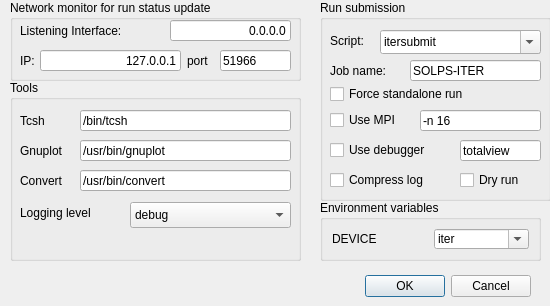
LeCAD-PEG/SOLPS-GUI, file src/gui/preferences.ui: the form before one commit.
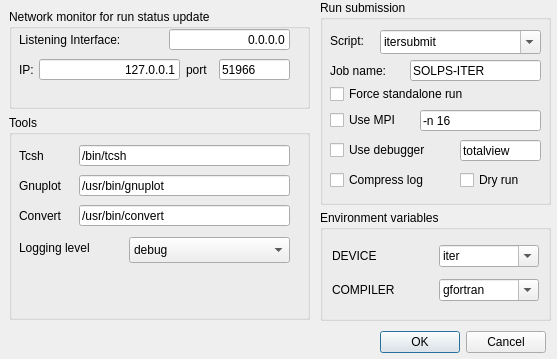
The form after the commit.

```diff
--- a/src/gui/preferences.ui
+++ b/src/gui/preferences.ui
@@ -9,8 +9,8 @@
    <rect>
     <x>0</x>
     <y>0</y>
-    <width>550</width>
-    <height>306</height>
+    <width>557</width>
+    <height>359</height>
    </rect>
   </property>
   <property name="windowTitle">
@@ -19,29 +19,13 @@
   <property name="modal">
    <bool>true</bool>
   </property>
-  <widget class="QDialogButtonBox" name="buttonBox">
-   <property name="geometry">
-    <rect>
-     <x>300</x>
-     <y>270</y>
-     <width>231</width>
-     <height>32</height>
-    </rect>
-   </property>
-   <property name="orientation">
-    <enum>Qt::Horizontal</enum>
-   </property>
-   <property name="standardButtons">
-    <set>QDialogButtonBox::Cancel|QDialogButtonBox::Ok</set>
-   </property>
-  </widget>
   <widget class="QGroupBox" name="groupBox">
    <property name="geometry">
     <rect>
-     <x>10</x>
-     <y>0</y>
-     <width>291</width>
-     <height>81</height>
+     <x>9</x>
+     <y>9</y>
+     <width>301</width>
+     <height>100</height>
     </rect>
    </property>
    <property name="title">
@@ -177,7 +161,7 @@
      <x>320</x>
      <y>0</y>
      <width>231</width>
-     <height>201</height>
+     <height>205</height>
     </rect>
    </property>
    <property name="title">
@@ -403,10 +387,10 @@
   <widget class="QGroupBox" name="groupBox_3">
    <property name="geometry">
     <rect>
-     <x>10</x>
-     <y>80</y>
-     <width>291</width>
-     <height>181</height>
+     <x>9</x>
+     <y>115</y>
+     <width>301</width>
+     <height>205</height>
     </rect>
    </property>
    <property name="title">
@@ -555,20 +539,30 @@
    <property name="geometry">
     <rect>
      <x>320</x>
-     <y>200</y>
-     <width>221</width>
-     <height>61</height>
+     <y>210</y>
+     <width>231</width>
+     <height>111</height>
     </rect>
    </property>
    <property name="title">
     <string>Environment variables</string>
    </property>
    <layout class="QGridLayout" name="gridLayout">
-    <item row="0" column="0">
-     <widget class="QLabel" name="label_10">
-      <property name="text">
-       <string>DEVICE</string>
+    <item row="1" column="1">
+     <widget class="QComboBox" name="comboBox_compiler_environment">
+      <property name="editable">
+       <bool>true</bool>
       </property>
+      <item>
+       <property name="text">
+        <string>gfortran</string>
+       </property>
+      </item>
+      <item>
+       <property name="text">
+        <string>ifort64</string>
+       </property>
+      </item>
      </widget>
     </item>
     <item row="0" column="1">
@@ -588,8 +582,38 @@
       </item>
      </widget>
     </item>
+    <item row="1" column="0">
+     <widget class="QLabel" name="label_11">
+      <property name="text">
+       <string>COMPILER</string>
+      </property>
+     </widget>
+    </item>
+    <item row="0" column="0">
+     <widget class="QLabel" name="label_10">
+      <property name="text">
+       <string>DEVICE</string>
+      </property>
+     </widget>
+    </item>
    </layout>
   </widget>
+  <widget class="QDialogButtonBox" name="buttonBox">
+   <property name="geometry">
+    <rect>
+     <x>380</x>
+     <y>330</y>
+     <width>166</width>
+     <height>24</height>
+    </rect>
+   </property>
+   <property name="orientation">
+    <enum>Qt::Horizontal</enum>
+   </property>
+   <property name="standardButtons">
+    <set>QDialogButtonBox::Cancel|QDialogButtonBox::Ok</set>
+   </property>
+  </widget>
  </widget>
  <layoutdefault spacing="6" margin="9"/>
  <resources/>
```
